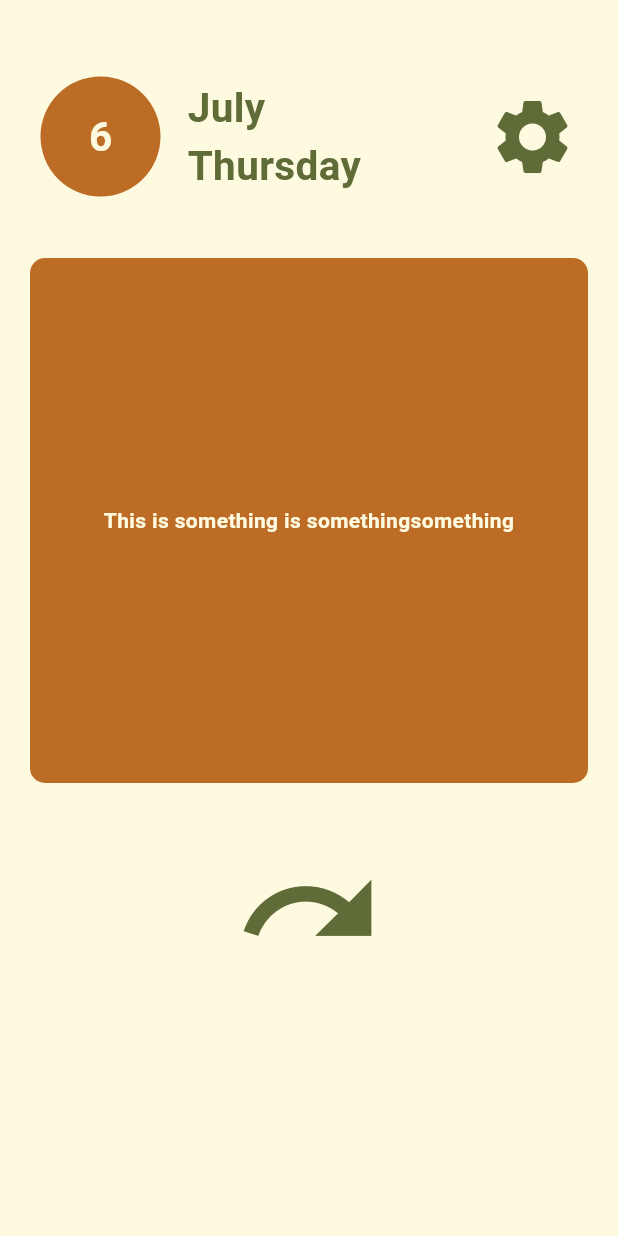
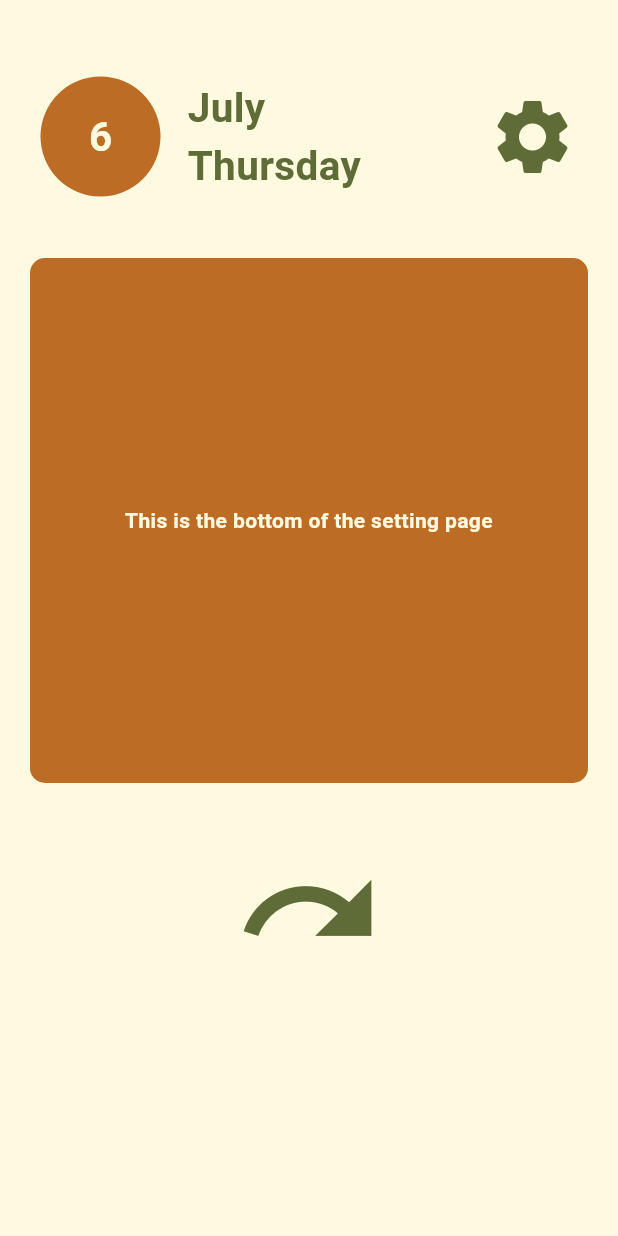
Before and after one commit to Saku052/random_diary, a Flutter app: the screen it shows after launch, on a phone screen of 412 x 824 dp. Run offline on Flutter 3.47's test engine with Material 3 defaults, Android fonts, the phone set to English and light mode, and no system bars; our stand-ins replace flutter_secure_storage.

```diff
--- a/lib/widgets/text_box.dart
+++ b/lib/widgets/text_box.dart
@@ -1,7 +1,13 @@
 import 'package:flutter/material.dart';
+import 'package:flutter_secure_storage/flutter_secure_storage.dart';
 
 class TextBox extends StatelessWidget {
   const TextBox({super.key});
+
+  Future<String?> testText() async {
+    const FlutterSecureStorage storage = FlutterSecureStorage();
+    return await storage.read(key: 'api') ?? 'No API';
+  }
 
   @override
   Widget build(BuildContext context) {
@@ -17,7 +23,7 @@ class TextBox extends StatelessWidget {
             color: const Color(0xFFBC6C25),
           ),
         ),
-        const Text('This is something is somethingsomething',
+        const Text('This is the bottom of the setting page',
             textAlign: TextAlign.center,
             style: TextStyle(
                 color: Color(0xFFFEFAE0),
```
